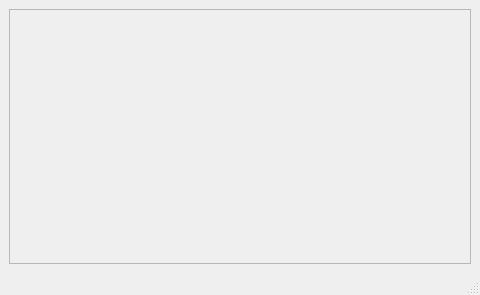
Before: the Qt Designer form Interfaces/tela_erro.ui in VBSX/Groove-PyCryptoBot, drawn with Qt 5.
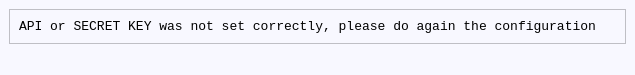
After: the same form once the commit is applied.

Diff of the .ui file:
```diff
--- a/Interfaces/tela_erro.ui
+++ b/Interfaces/tela_erro.ui
@@ -6,15 +6,15 @@
    <rect>
     <x>0</x>
     <y>0</y>
-    <width>480</width>
-    <height>295</height>
+    <width>635</width>
+    <height>73</height>
    </rect>
   </property>
   <property name="windowTitle">
    <string>MainWindow</string>
   </property>
   <property name="styleSheet">
-   <string notr="true"/>
+   <string notr="true">background-color: rgb(248, 248, 255);</string>
   </property>
   <widget class="QWidget" name="centralwidget">
    <layout class="QVBoxLayout" name="verticalLayout">
@@ -29,8 +29,17 @@
       <layout class="QVBoxLayout" name="verticalLayout_2">
        <item>
         <widget class="QLabel" name="label">
+         <property name="font">
+          <font>
+           <family>Liberation Mono</family>
+           <pointsize>10</pointsize>
+          </font>
+         </property>
+         <property name="styleSheet">
+          <string notr="true">alternate-background-color: rgb(248, 248, 255);</string>
+         </property>
          <property name="text">
-          <string/>
+          <string>API or SECRET KEY was not set correctly, please do again the configuration</string>
          </property>
         </widget>
        </item>
```
